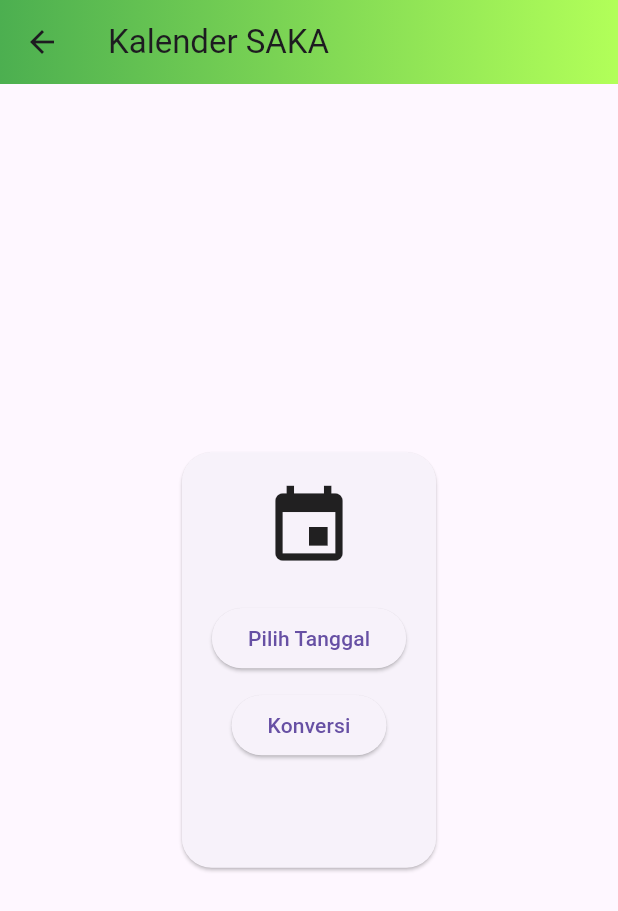
After one commit to afifbashair/TugasTPM2, a Flutter app: the SakaPage screen opened directly, on a phone screen of 412 x 824 dp. The commit adds this screen. Shown: the top 911 px of the screen. Run offline on Flutter 3.47's test engine with Material 3 defaults, Android fonts, the phone set to English and light mode, and no system bars; our stand-ins replace hijri.

Commit message:
Add tugas 3

```diff
--- /dev/null
+++ b/lib/pages/saka_page.dart
@@ -0,0 +1,89 @@
+import 'package:flutter/material.dart';
+
+class SakaPage extends StatefulWidget {
+  const SakaPage({Key? key}) : super(key: key);
+
+  @override
+  State<SakaPage> createState() => _SakaPageState();
+}
+
+class _SakaPageState extends State<SakaPage> {
+  DateTime? date;
+  String hasil = "";
+  String? error;
+
+  void convert() {
+    if (date == null) {
+      setState(() => error = "Tanggal wajib dipilih");
+      return;
+    }
+
+    int sakaYear = date!.year - 78;
+
+    setState(() {
+      hasil = "Tahun Saka: $sakaYear";
+      error = null;
+    });
+  }
+
+  @override
+  Widget build(BuildContext context) {
+    return Scaffold(
+      appBar: AppBar(
+        title: const Text("Kalender SAKA"),
+        flexibleSpace: Container(
+          decoration: BoxDecoration(
+            gradient: LinearGradient(
+              colors: [Colors.green, Colors.lightGreenAccent],
+            ),
+          ),
+        ),
+      ),
+      body: Center(
+        child: Padding(
+          padding: const EdgeInsets.all(20),
+          child: Card(
+            shape: RoundedRectangleBorder(
+              borderRadius: BorderRadius.circular(20),
+            ),
+            child: Padding(
+              padding: const EdgeInsets.all(20),
+              child: Column(
+                mainAxisSize: MainAxisSize.min,
+                children: [
+                  const Icon(Icons.event, size: 60),
+
+                  const SizedBox(height: 20),
+
+                  ElevatedButton(
+                    onPressed: () async {
+                      DateTime? picked = await showDatePicker(
+                        context: context,
+                        initialDate: DateTime.now(),
+                        firstDate: DateTime(1900),
+                        lastDate: DateTime(2100),
+                      );
+                      setState(() => date = picked);
+                    },
+                    child: const Text("Pilih Tanggal"),
+                  ),
+
+                  if (error != null)
+                    Text(error!, style: const TextStyle(color: Colors.red)),
+
+                  const SizedBox(height: 10),
+
+                  ElevatedButton(onPressed: convert, child: const Text("Konversi")),
+
+                  const SizedBox(height: 20),
+
+                  Text(hasil, style: const TextStyle(fontSize: 22)),
+                ],
+              ),
+            ),
+          ),
+        ),
+      ),
+    );
+  }
+}
--- a/pubspec.yaml
+++ b/pubspec.yaml
@@ -28,6 +28,8 @@ environment:
 # the latest version available on pub.dev. To see which dependencies have newer
 # versions available, run `flutter pub outdated`.
 dependencies:
+
+  hijri: ^3.0.0
   flutter:
     sdk: flutter
 
```
Also changed, not shown: lib/pages/hariweton_page.dart (added, +98 -0 lines), lib/pages/hijriyah_page.dart (added, +91 -0 lines), lib/pages/home_page.dart (+29 -1 lines), lib/pages/umur_page.dart (added, +109 -0 lines), pubspec.lock.
